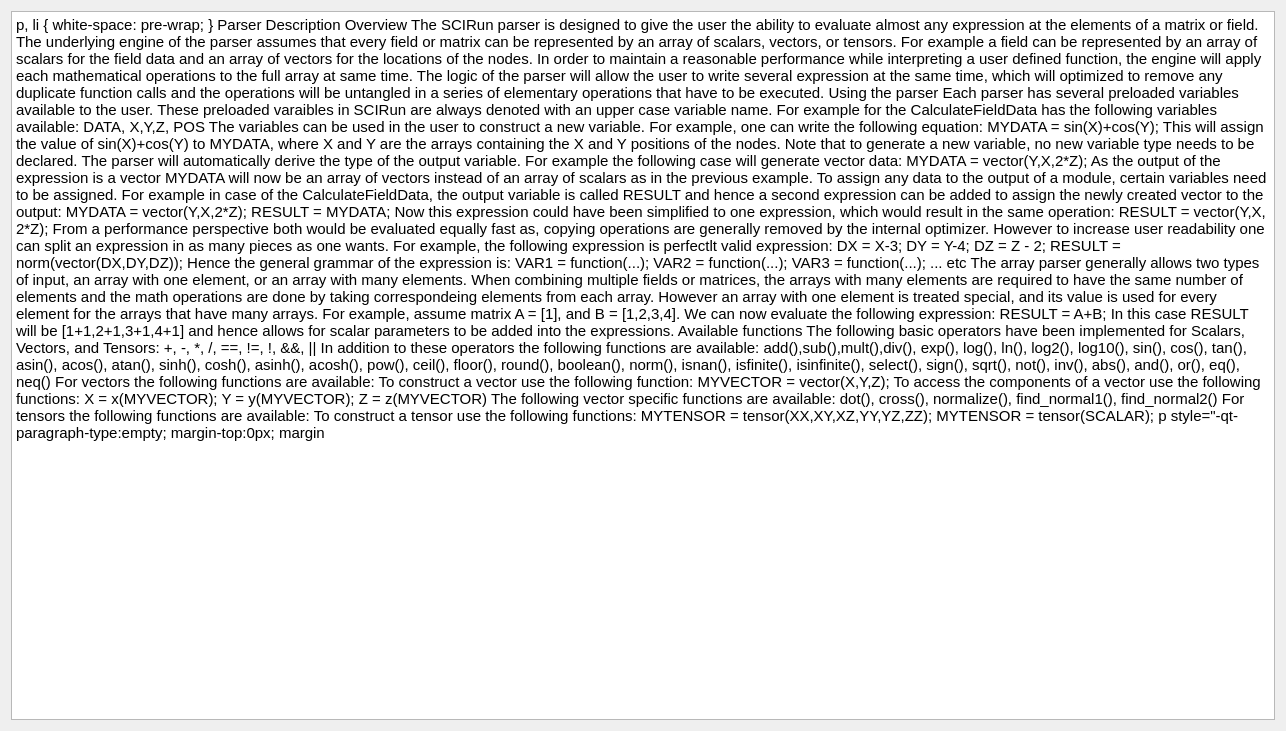
Qt form src/Interface/Modules/Base/ParserHelp.ui (SCIInstitute/SCIRun) before a commit.
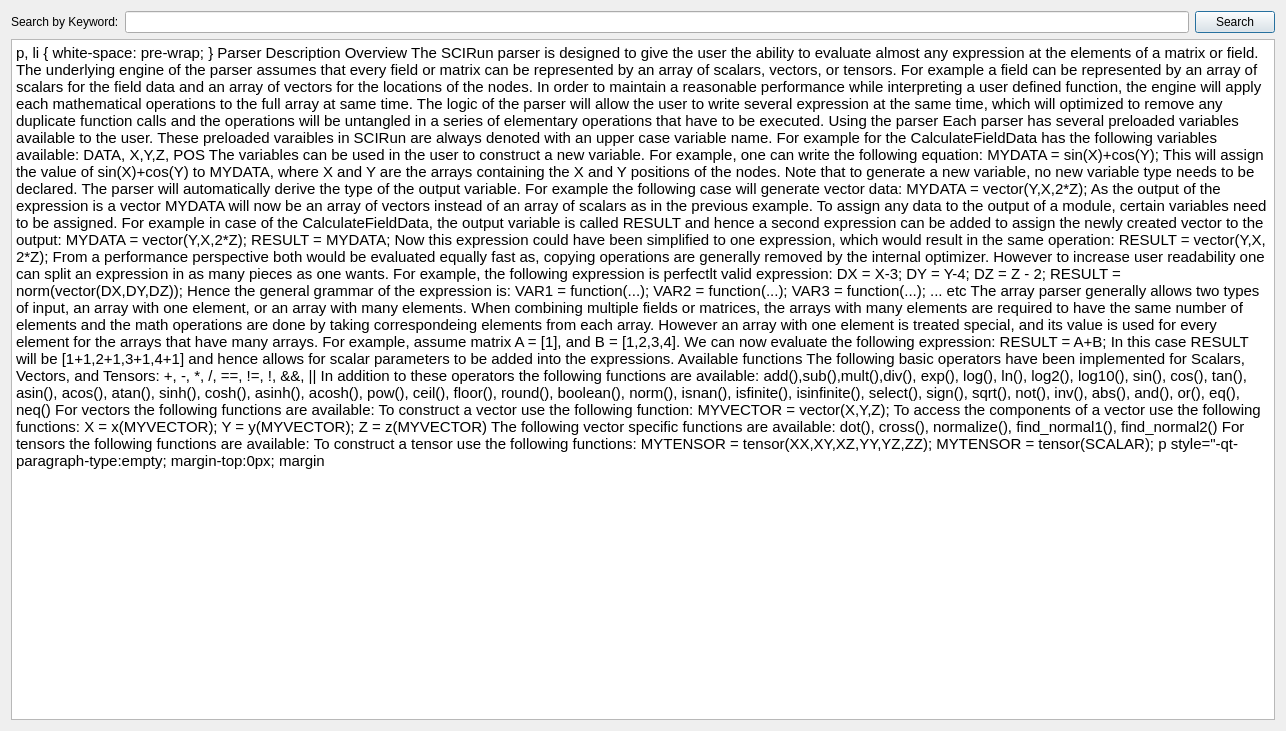
The same form after that commit.

Commit message: Make searchable

What changed in the file:
```diff
--- a/src/Interface/Modules/Base/ParserHelp.ui
+++ b/src/Interface/Modules/Base/ParserHelp.ui
@@ -19,9 +19,32 @@
   <property name="windowTitle">
    <string>Parser Help</string>
   </property>
+  <layout class="QGridLayout" name="gridLayout">
+   <item row="0" column="0">
+    <layout class="QVBoxLayout" name="verticalLayout">
+     <item>
   <layout class="QHBoxLayout" name="horizontalLayout">
    <item>
-    <widget class="QTextBrowser" name="textBrowser">
+        <widget class="QLabel" name="searchLabel_">
+         <property name="text">
+          <string>Search by Keyword:</string>
+         </property>
+        </widget>
+       </item>
+       <item>
+        <widget class="QLineEdit" name="searchLineEdit_"/>
+       </item>
+       <item>
+        <widget class="QPushButton" name="searchButton_">
+         <property name="text">
+          <string>Search</string>
+         </property>
+        </widget>
+       </item>
+      </layout>
+     </item>
+     <item>
+      <widget class="QTextBrowser" name="textBrowser_">
      <property name="font">
       <font>
        <pointsize>11</pointsize>
@@ -147,6 +170,8 @@
 &lt;p style=&quot; margin-top:0px; margin-bottom:0px; margin-left:0px; margin-right:0px; -qt-block-indent:0; text-indent:0px;&quot;&gt;&lt;span style=&quot; font-family:'MS Shell Dlg 2'; font-size:12pt; font-style:italic;&quot;&gt;center(),volume(),size(),length(),area(),dimension() &lt;/span&gt;&lt;/p&gt;&lt;/body&gt;&lt;/html&gt;</string>
      </property>
     </widget>
+     </item>
+    </layout>
    </item>
   </layout>
  </widget>
```
Lines whose indentation alone changed are shown as unchanged. The commit also changes 2 other files.
